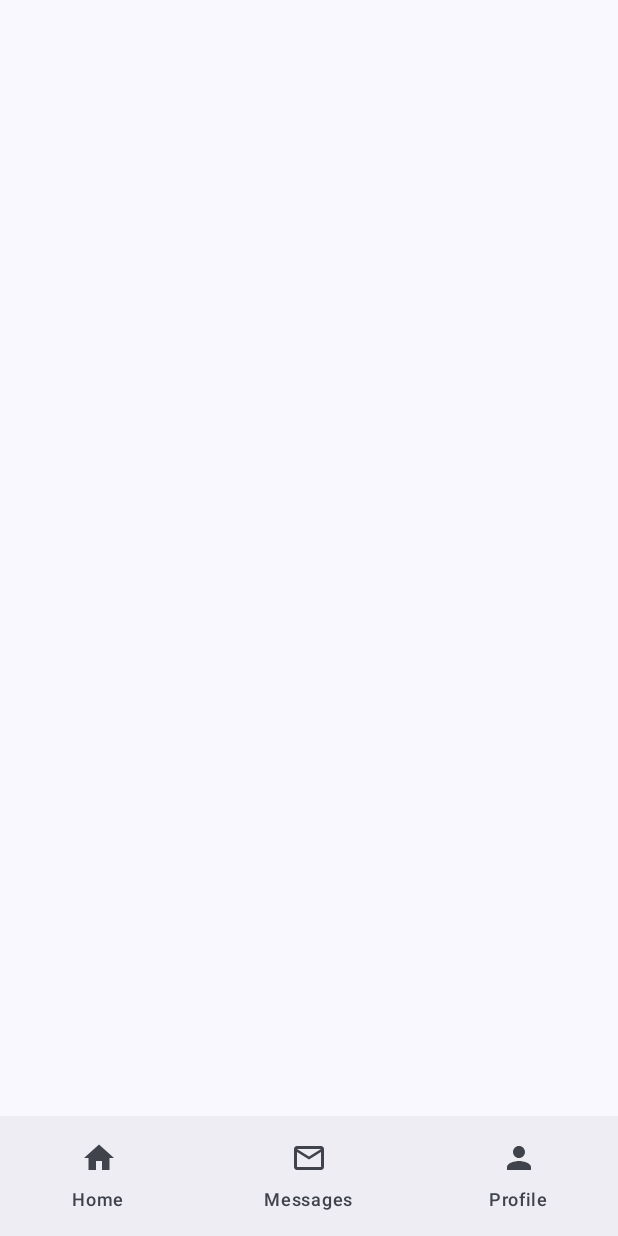
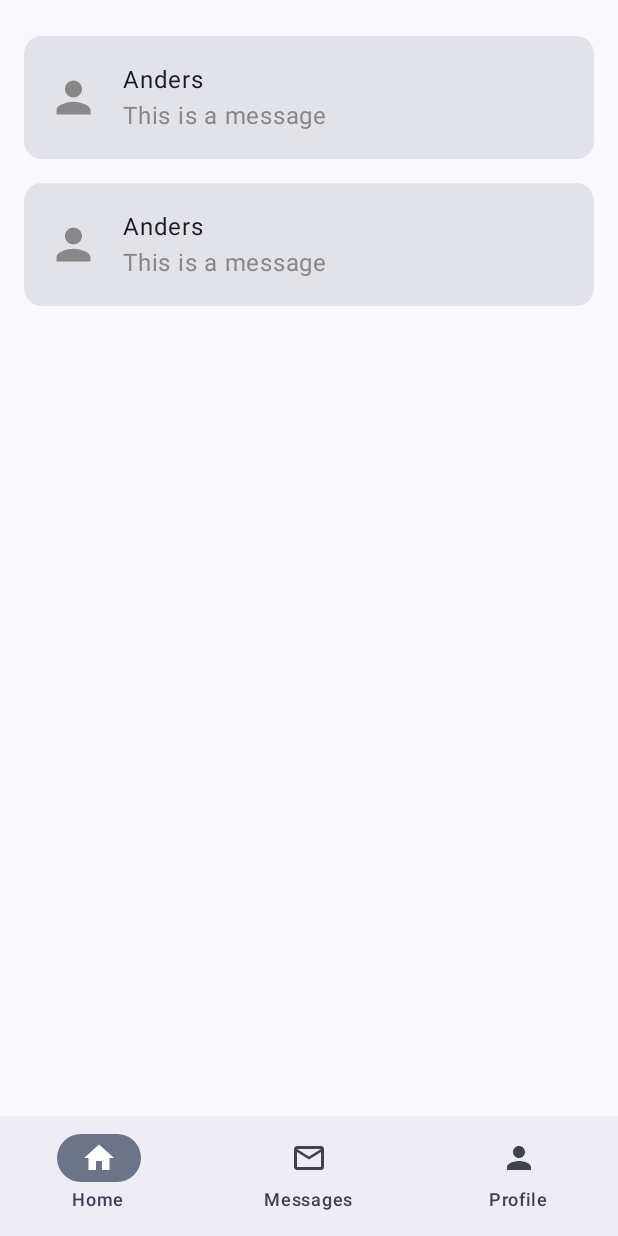
Before and after one commit to kulmixip/FurryWalk, an Android app built with Jetpack Compose: the AllMessagesScreen screen opened through its navigation route, on a phone screen of 412 x 824 dp. Before the commit the screen is almost empty. Run offline under Robolectric (Android 15) with nearby library versions, the phone set to English and light mode, and no system bars.

Commit message:
gpt messages test

```diff
--- a/app/src/main/java/com/example/composeproject/data/ConfigViewModel.kt
+++ b/app/src/main/java/com/example/composeproject/data/ConfigViewModel.kt
@@ -1,5 +1,7 @@
 package com.example.composeproject.data
 
+import android.os.Build
+import androidx.annotation.RequiresApi
 import androidx.compose.runtime.getValue
 import androidx.compose.runtime.mutableFloatStateOf
 import androidx.compose.runtime.mutableIntStateOf
@@ -8,8 +10,12 @@ import androidx.compose.runtime.setValue
 import androidx.compose.runtime.mutableStateOf
 import androidx.lifecycle.ViewModel
 import com.example.composeproject.data.model.Conversation
+import com.example.composeproject.data.model.Message
+import java.time.LocalDateTime
 
-class ConfigViewModel: ViewModel() {
+@RequiresApi(Build.VERSION_CODES.O)
+class ConfigViewModel : ViewModel() {
+
     var id by mutableIntStateOf(1)
     var firstName by mutableStateOf("")
     var lastName by mutableStateOf("")
@@ -20,6 +26,56 @@ class ConfigViewModel: ViewModel() {
     var location by mutableStateOf("")
     var rating by mutableFloatStateOf(0F)
     var description by mutableStateOf("")
-    var conversation = mutableStateListOf<Conversation>()
-        private set
+
+    // Mutable state list holding all conversations
+    val _conversations = mutableStateListOf<Conversation>()
+    val conversations: List<Conversation> get() = _conversations
+
+    // Function to add a new conversation
+    fun addConversation(userId: String, user2Id: String, messages: List<Message>, dogId: String) {
+        val newConversation = Conversation(
+            conversationId = generateConversationId(),
+            userId = userId,
+            dogId = dogId,
+            user2Id = user2Id,
+            messages = messages
+        )
+        _conversations.add(newConversation)
+    }
+
+    // Function to add a new message to an existing conversation
+    fun addMessageToConversation(conversationId: String, message: Message) {
+        // Find the conversation by its ID and add the new message
+        val conversation = _conversations.find { it.conversationId == conversationId }
+        conversation?.let {
+            it.messages.toMutableList().add(message)
+        }
+    }
+
+    // Helper function to generate a conversation ID (this could be more complex in a real app)
+    private fun generateConversationId(): String {
+        return "conv${_conversations.size + 1}" // Example of generating a unique ID
+    }
+
+    // Example of adding some predefined conversations with messages
+    init {
+        addConversation(
+            userId = "user1",
+            user2Id = "user2",
+            messages = listOf(
+                Message(messageId = "msg001", senderId = "user1", content = "Hey, how are you?", dateTime = LocalDateTime.now()),
+                Message(messageId = "msg002", senderId = "user2", content = "I'm doing well, thanks! How about you?", dateTime = LocalDateTime.now())
+            ),
+            dogId = "dog001"
+        )
+
+        addConversation(
+            userId = "user1",
+            user2Id = "user3",
+            messages = listOf(
+                Message(messageId = "msg003", senderId = "user1", content = "Project is going great, how about you?", dateTime = LocalDateTime.now())
+            ),
+            dogId = "dog002"
+        )
+    }
 }
--- a/app/src/main/java/com/example/composeproject/navigation/Navigation.kt
+++ b/app/src/main/java/com/example/composeproject/navigation/Navigation.kt
@@ -1,7 +1,9 @@
 package com.example.composeproject.navigation
 
+import android.os.Build
 import android.util.Log
 import android.widget.Toast
+import androidx.annotation.RequiresApi
 import androidx.compose.animation.slideInHorizontally
 import androidx.compose.animation.slideOutHorizontally
 import androidx.compose.foundation.layout.padding
@@ -46,6 +48,7 @@ data class BottomNavItem(
     val icon: ImageVector
 )
 
+@RequiresApi(Build.VERSION_CODES.O)
 @Composable
 fun NavigationApp() {
     val navController = rememberNavController()
@@ -70,7 +73,7 @@ fun NavigationApp() {
     ) { innerPadding ->
         NavHost(
             navController = navController,
-            startDestination = "login",
+            startDestination = "home",
             Modifier.padding(innerPadding)
         ) {
             composable("login") {
--- a/app/src/main/java/com/example/composeproject/screens/AllMessagesScreen.kt
+++ b/app/src/main/java/com/example/composeproject/screens/AllMessagesScreen.kt
@@ -1,16 +1,73 @@
 package com.example.composeproject.screens
 
+import android.os.Build
+import androidx.annotation.RequiresApi
+import androidx.compose.foundation.layout.*
+import androidx.compose.foundation.lazy.LazyColumn
+import androidx.compose.foundation.lazy.items
+import androidx.compose.material.icons.Icons
+import androidx.compose.material.icons.filled.Person
+import androidx.compose.material3.Card
+import androidx.compose.material3.Icon
+import androidx.compose.material3.Text
 import androidx.compose.runtime.Composable
+import androidx.compose.ui.Alignment
+import androidx.compose.ui.Modifier
+import androidx.compose.ui.graphics.Color
+import androidx.compose.ui.unit.dp
 import androidx.navigation.NavHostController
 import com.example.composeproject.data.ConfigViewModel
 
-// Screen for showing all the current messages for the user
+
+@RequiresApi(Build.VERSION_CODES.O)
 @Composable
 fun AllMessagesScreen(navController: NavHostController, viewModel: ConfigViewModel) {
+    // List of conversations
+    val conversations = viewModel._conversations // Assuming this is a list of Conversation objects
 
-    // List of all the messages for the user
-    var userId = viewModel.id
-    var conversation = viewModel.conversation
+    // LazyColumn to display conversations
+    LazyColumn(
+        modifier = Modifier.fillMaxSize(),
+        contentPadding = PaddingValues(16.dp)
+    ) {
+        items(conversations) { conversation ->
+            // Card for each conversation
+            Card(
+                modifier = Modifier
+                    .fillMaxWidth()
+                    .padding(vertical = 8.dp),
+            ) {
+                Row(
+                    modifier = Modifier
+                        .fillMaxWidth()
+                        .padding(16.dp),
+                    verticalAlignment = Alignment.CenterVertically
+                ) {
+                    // Icon of a person on the left
+                    Icon(
+                        imageVector = Icons.Filled.Person,  // Person icon from Material Design
+                        contentDescription = "User Icon",
+                        modifier = Modifier
+                            .size(50.dp)
+                            .padding(end = 16.dp),
+                        tint = Color.Gray  // You can change the color of the icon
+                    )
 
+                    // Column for the message preview
+                    Column(
+                        modifier = Modifier.weight(1f)
+                    ) {
+                        // Display the user name or conversation title
+                        Text(text = "Anders")
 
+                        // Display the last message preview
+                        Text(
+                            text = "This is a message",
+                            color = Color.Gray
+                        )
+                    }
+                }
+            }
+        }
+    }
 }
--- a/app/src/main/java/com/example/composeproject/screens/HomeScreen.kt
+++ b/app/src/main/java/com/example/composeproject/screens/HomeScreen.kt
@@ -137,5 +137,23 @@ fun HomeScreen(
             Spacer(modifier = Modifier.width(8.dp))  // Space between icon and text
             Text(text = "Messages")
         }
+
+        // Navigation messages????
+        Row(
+            modifier = Modifier
+                .clickable {
+                    navController.navigate("allMessages")
+                }
+                .padding(8.dp),
+            verticalAlignment = Alignment.CenterVertically  // Align icon and text vertically
+        ) {
+            Icon(
+                imageVector = Icons.Default.AccountCircle,
+                contentDescription = "Profile Icon",
+                modifier = Modifier.size(48.dp),
+            )
+            Spacer(modifier = Modifier.width(8.dp))  // Space between icon and text
+            Text(text = "All messages")
+        }
     }
 }
```
